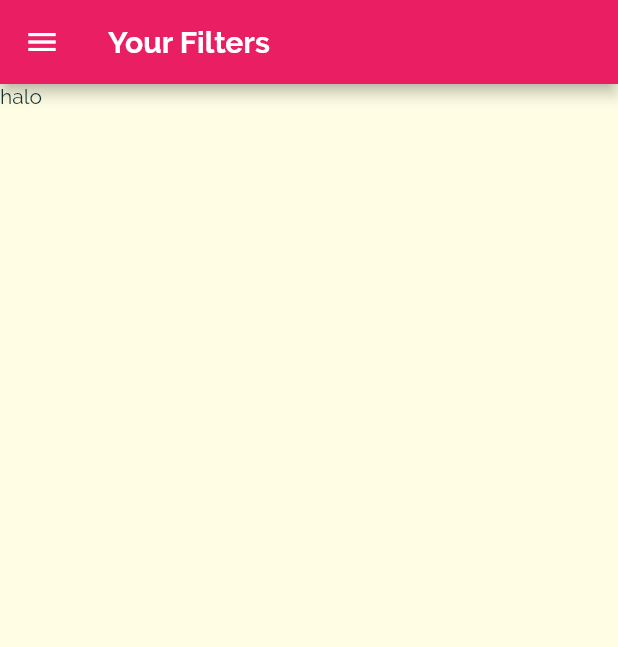
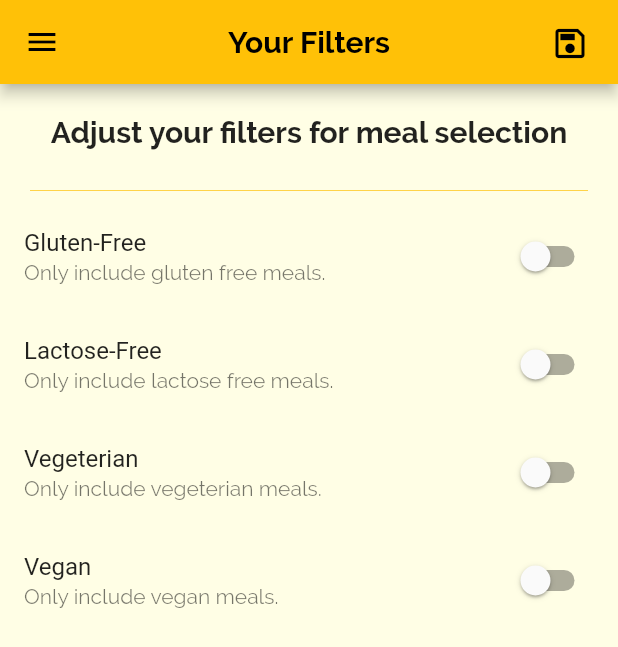
Before and after one commit to mmarolin/meals-app-flutter, a Flutter app: the FiltersScreen screen opened by its route, on a phone screen of 412 x 824 dp. Shown: the top 647 px of the screen. Run offline on Flutter 3.47's test engine with Material 2 defaults, Android fonts, the phone set to English and light mode, and no system bars.

Commit message:
Adding filter logic, filtering through meals

```diff
--- a/lib/main.dart
+++ b/lib/main.dart
@@ -1,14 +1,51 @@
 import 'package:flutter/material.dart';
-import 'package:meals_app/screens/tabs_screen.dart';
-import 'package:meals_app/screens/categories_screen.dart';
-import 'package:meals_app/screens/category_meals_screen.dart';
-import 'screens/categories_screen.dart';
+
+import 'screens/tabs_screen.dart';
+import 'screens/category_meals_screen.dart';
 import 'screens/meal_detail_screen.dart';
 import 'screens/filters_screen.dart';
+import 'models/meal.dart';
+
+import './dummy_data.dart';
 
 void main() => runApp(MyApp());
 
-class MyApp extends StatelessWidget {
+class MyApp extends StatefulWidget {
+  @override
+  State<MyApp> createState() => _MyAppState();
+}
+
+class _MyAppState extends State<MyApp> {
+  Map<String, bool> _filters = {
+    'gluten': false,
+    'lactose': false,
+    'vegan': false,
+    'vegeterian': false,
+  };
+  List<Meal> _availableMeals = DUMMY_MEALS;
+
+  void _setFilters(Map<String, bool> filterData) {
+    setState(() {
+      _filters = filterData;
+
+      _availableMeals = DUMMY_MEALS.where((meal) {
+        if (_filters['gluten'] as bool && !meal.isGlutenFree) {
+          return false;
+        }
+        if (_filters['lactose'] as bool && !meal.isLactoseFree) {
+          return false;
+        }
+        if (_filters['vegan'] as bool && !meal.isVegan) {
+          return false;
+        }
+        if (_filters['vegeterian'] as bool && !meal.isVegetarian) {
+          return false;
+        }
+        return true;
+      }).toList();
+    });
+  }
+
   @override
   Widget build(BuildContext context) {
     return MaterialApp(
@@ -29,14 +66,15 @@ class MyApp extends StatelessWidget {
                   fontWeight: FontWeight.bold,
                   fontSize: 20),
             ),
-        colorScheme: ColorScheme.fromSwatch(primarySwatch: Colors.pink)
+        colorScheme: ColorScheme.fromSwatch(primarySwatch: Colors.amber)
             .copyWith(secondary: Colors.amber),
       ),
       routes: {
         '/': (ctx) => TabsScreen(),
-        CategoryMealsScreen.routeName: (ctx) => CategoryMealsScreen(),
+        CategoryMealsScreen.routeName: (ctx) =>
+            CategoryMealsScreen(_availableMeals),
         MealDetailScreen.routeName: (ctx) => MealDetailScreen(),
-        FiltersScreen.routeName: (ctx) => FiltersScreen(),
+        FiltersScreen.routeName: (ctx) => FiltersScreen(_setFilters, _filters),
       },
       onUnknownRoute: (settings) {
         return MaterialPageRoute(builder: (context) => TabsScreen());
--- a/lib/screens/category_meals_screen.dart
+++ b/lib/screens/category_meals_screen.dart
@@ -1,11 +1,15 @@
 import 'package:flutter/material.dart';
 
 import '../widgets/meal_item.dart';
-import '../dummy_data.dart';
+
 import '../models/meal.dart';
 
 class CategoryMealsScreen extends StatefulWidget {
   static const routeName = '/category-meals';
+
+  final List<Meal> availableMeals;
+
+  CategoryMealsScreen(this.availableMeals);
 
   @override
   State<CategoryMealsScreen> createState() => _CategoryMealsScreenState();
@@ -28,7 +32,7 @@ class _CategoryMealsScreenState extends State<CategoryMealsScreen> {
           ModalRoute.of(context)!.settings.arguments as Map<String, String>;
       categoryTitle = routeArgs['title'];
       final categoryId = routeArgs['id'];
-      displayedMeals = DUMMY_MEALS.where((meal) {
+      displayedMeals = widget.availableMeals.where((meal) {
         return meal.categories.contains(categoryId);
       }).toList();
       _loadedInitData = true;
@@ -49,6 +53,7 @@ class _CategoryMealsScreenState extends State<CategoryMealsScreen> {
       appBar: AppBar(
         title: Text(categoryTitle!),
         centerTitle: true,
+        backgroundColor: Theme.of(context).colorScheme.primary.withOpacity(0.8),
       ),
       body: ListView.builder(
         itemBuilder: (ctx, index) {
--- a/lib/screens/filters_screen.dart
+++ b/lib/screens/filters_screen.dart
@@ -2,15 +2,129 @@ import 'package:flutter/material.dart';
 
 import '../widgets/main_drawer.dart';
 
-class FiltersScreen extends StatelessWidget {
+class FiltersScreen extends StatefulWidget {
   static const routeName = '/filters';
+
+  final Function saveFilters;
+  final Map<String, bool> currentFilters;
+
+  FiltersScreen(this.saveFilters, this.currentFilters);
+
+  @override
+  State<FiltersScreen> createState() => _FiltersScreenState();
+}
+
+class _FiltersScreenState extends State<FiltersScreen> {
+  bool _glutenFree = false;
+  bool _vegeterian = false;
+  bool _vegan = false;
+  bool _lactoseFree = false;
+
+  @override
+  initState() {
+    _glutenFree = widget.currentFilters['gluten'] as bool;
+    _lactoseFree = widget.currentFilters['lactose'] as bool;
+    _vegeterian = widget.currentFilters['vegeterian'] as bool;
+    _vegan = widget.currentFilters['vegan'] as bool;
+    super.initState();
+  }
+
+  Widget _buildSwitchListTile(
+    String title,
+    String description,
+    bool currentVal,
+    Function(bool) updateVal,
+  ) {
+    return SwitchListTile(
+      title: Text(title),
+      subtitle: Text(description),
+      activeColor: Theme.of(context).colorScheme.secondary,
+      value: currentVal,
+      onChanged: updateVal,
+    );
+  }
 
   @override
   Widget build(BuildContext context) {
     return Scaffold(
-      appBar: AppBar(title: Text('Your Filters')),
+      appBar: AppBar(
+        title: Text('Your Filters'),
+        centerTitle: true,
+        actions: <Widget>[
+          Padding(
+            padding: const EdgeInsets.all(8.0),
+            child: IconButton(
+              icon: Icon(Icons.save_outlined, size: 26),
+              onPressed: () {
+                final selectedFilters = {
+                  'gluten': _glutenFree,
+                  'lactose': _lactoseFree,
+                  'vegan': _vegan,
+                  'vegeterian': _vegeterian,
+                };
+                widget.saveFilters(selectedFilters);
+              },
+            ),
+          ),
+        ],
+      ),
       drawer: MainDrawer(),
-      body: Text('halo'),
+      body: Column(children: <Widget>[
+        Container(
+          padding: EdgeInsets.all(20),
+          child: Text('Adjust your filters for meal selection',
+              style: Theme.of(context).textTheme.headline6),
+        ),
+        Divider(
+          indent: 20,
+          endIndent: 20,
+          color: Theme.of(context).colorScheme.primary.withOpacity(0.7),
+        ),
+        Expanded(
+          child: ListView(children: <Widget>[
+            _buildSwitchListTile(
+              'Gluten-Free',
+              'Only include gluten free meals.',
+              _glutenFree,
+              (newValue) {
+                setState(() {
+                  _glutenFree = newValue;
+                });
+              },
+            ),
+            _buildSwitchListTile(
+              'Lactose-Free',
+              'Only include lactose free meals.',
+              _lactoseFree,
+              (newValue) {
+                setState(() {
+                  _lactoseFree = newValue;
+                });
+              },
+            ),
+            _buildSwitchListTile(
+              'Vegeterian',
+              'Only include vegeterian meals.',
+              _vegeterian,
+              (newValue) {
+                setState(() {
+                  _vegeterian = newValue;
+                });
+              },
+            ),
+            _buildSwitchListTile(
+              'Vegan',
+              'Only include vegan meals.',
+              _vegan,
+              (newValue) {
+                setState(() {
+                  _vegan = newValue;
+                });
+              },
+            ),
+          ]),
+        )
+      ]),
     );
   }
 }
```
